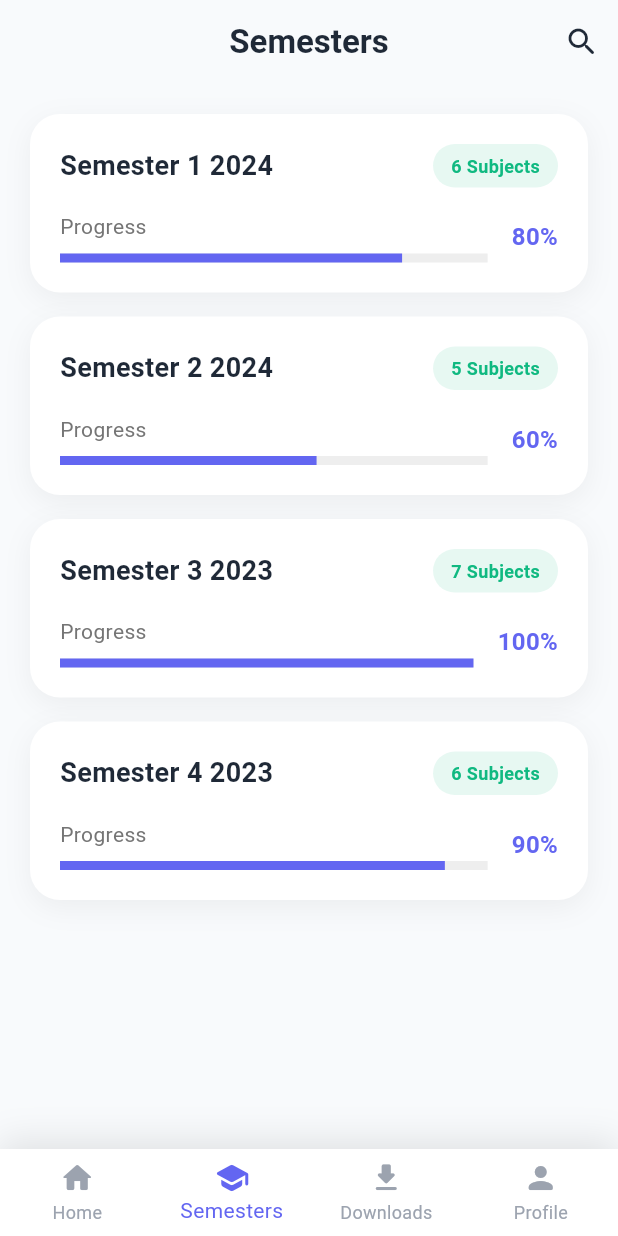
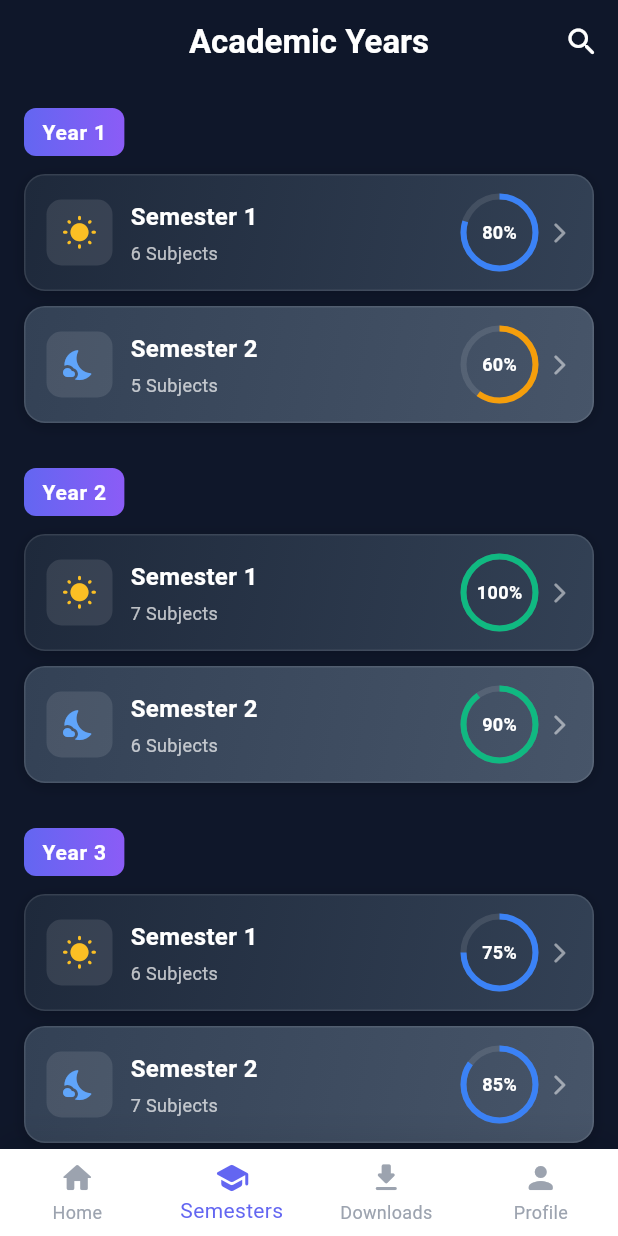
Before and after one commit to sployal/libview_app, a Flutter app: the screen it shows after launch, item 2 of the bottom bar chosen, after a tap on the "search" icon, on a phone screen of 412 x 824 dp. Run offline on Flutter 3.47's test engine with Material 3 defaults, Android fonts, the phone set to English and light mode, and no system bars; our stand-ins replace file_picker; missing offline and left inert: syncfusion_flutter_pdfviewer; Roboto replaces fonts that are missing (SF Pro Display).

Commit message:
change the semesters to academic years

```diff
--- a/lib/screens/home_screen.dart
+++ b/lib/screens/home_screen.dart
@@ -45,7 +45,7 @@ class _HomeScreenState extends State<HomeScreen> with TickerProviderStateMixin {
           position: _slideAnimation,
           child: CustomScrollView(
             slivers: [
-              SliverAppBar(
+              const SliverAppBar(
                 expandedHeight: 120,
                 floating: true,
                 backgroundColor: Colors.transparent,
@@ -54,7 +54,7 @@ class _HomeScreenState extends State<HomeScreen> with TickerProviderStateMixin {
                     mainAxisSize: MainAxisSize.min,
                     crossAxisAlignment: CrossAxisAlignment.start,
                     children: [
-                      const Text(
+                      Text(
                         'Welcome back! 👋',
                         style: TextStyle(
                           fontSize: 24,
@@ -62,8 +62,8 @@ class _HomeScreenState extends State<HomeScreen> with TickerProviderStateMixin {
                           color: Color(0xFF1F2937),
                         ),
                       ),
-                      const SizedBox(height: 4),
-                      const Text(
+                      SizedBox(height: 4),
+                      Text(
                         'Continue your learning journey',
                         style: TextStyle(
                           fontSize: 14,
@@ -73,7 +73,7 @@ class _HomeScreenState extends State<HomeScreen> with TickerProviderStateMixin {
                       ),
                     ],
                   ),
-                  titlePadding: const EdgeInsets.only(left: 20, bottom: 16),
+                  titlePadding: EdgeInsets.only(left: 20, bottom: 16),
                 ),
               ),
               SliverToBoxAdapter(
--- a/lib/screens/semesters_screen.dart
+++ b/lib/screens/semesters_screen.dart
@@ -7,39 +7,116 @@ class SemestersScreen extends StatelessWidget {
 
   @override
   Widget build(BuildContext context) {
-    final semesters = [
-      {'name': 'Semester 1', 'year': '2024', 'subjects': 6, 'progress': 0.8},
-      {'name': 'Semester 2', 'year': '2024', 'subjects': 5, 'progress': 0.6},
-      {'name': 'Semester 3', 'year': '2023', 'subjects': 7, 'progress': 1.0},
-      {'name': 'Semester 4', 'year': '2023', 'subjects': 6, 'progress': 0.9},
+    final years = [
+      {
+        'year': 'Year 1',
+        'semesters': [
+          {'name': 'Semester 1', 'subjects': 6, 'progress': 0.8},
+          {'name': 'Semester 2', 'subjects': 5, 'progress': 0.6},
+        ]
+      },
+      {
+        'year': 'Year 2',
+        'semesters': [
+          {'name': 'Semester 1', 'subjects': 7, 'progress': 1.0},
+          {'name': 'Semester 2', 'subjects': 6, 'progress': 0.9},
+        ]
+      },
+      {
+        'year': 'Year 3',
+        'semesters': [
+          {'name': 'Semester 1', 'subjects': 6, 'progress': 0.75},
+          {'name': 'Semester 2', 'subjects': 7, 'progress': 0.85},
+        ]
+      },
+      {
+        'year': 'Year 4',
+        'semesters': [
+          {'name': 'Semester 1', 'subjects': 5, 'progress': 0.95},
+          {'name': 'Semester 2', 'subjects': 6, 'progress': 0.88},
+        ]
+      },
+      {
+        'year': 'Year 5',
+        'semesters': [
+          {'name': 'Semester 1', 'subjects': 6, 'progress': 1.0},
+          {'name': 'Semester 2', 'subjects': 5, 'progress': 0.92},
+        ]
+      },
     ];
 
     return Scaffold(
-      backgroundColor: const Color(0xFFF8FAFC),
+      backgroundColor: const Color(0xFF0F172A),
       appBar: AppBar(
         title: const Text(
-          'Semesters',
-          style: TextStyle(fontWeight: FontWeight.bold),
+          'Academic Years',
+          style: TextStyle(
+            fontWeight: FontWeight.bold,
+            color: Colors.white,
           ),
+        ),
+        backgroundColor: const Color(0xFF0F172A),
+        elevation: 0,
         actions: [
           IconButton(
-            icon: const Icon(Icons.search_rounded),
+            icon: const Icon(Icons.search_rounded, color: Colors.white),
             onPressed: () {},
           ),
         ],
       ),
-      body: Padding(
-        padding: const EdgeInsets.all(20),
-        child: ListView.builder(
-          itemCount: semesters.length,
-          itemBuilder: (context, index) {
-            final semester = semesters[index];
+      body: ListView.builder(
+        padding: const EdgeInsets.all(16),
+        itemCount: years.length,
+        itemBuilder: (context, yearIndex) {
+          final year = years[yearIndex];
+          final semesters = year['semesters'] as List;
+
           return Container(
-              margin: const EdgeInsets.only(bottom: 16),
+            margin: const EdgeInsets.only(bottom: 20),
+            child: Column(
+              crossAxisAlignment: CrossAxisAlignment.start,
+              children: [
+                // Compact Year Header
+                Container(
+                  padding: const EdgeInsets.symmetric(horizontal: 12, vertical: 6),
+                  decoration: BoxDecoration(
+                    gradient: const LinearGradient(
+                      colors: [Color(0xFF6366F1), Color(0xFF8B5CF6)],
+                    ),
+                    borderRadius: BorderRadius.circular(8),
+                  ),
+                  child: Text(
+                    '${year['year']}',
+                    style: const TextStyle(
+                      fontSize: 14,
+                      fontWeight: FontWeight.bold,
+                      color: Colors.white,
+                      letterSpacing: 0.5,
+                    ),
+                  ),
+                ),
+
+                const SizedBox(height: 12),
+
+                // Compact Semester Cards
+                ...List.generate(semesters.length, (semIndex) {
+                  final semester = semesters[semIndex];
+                  final yearNum = yearIndex + 1;
+                  final semNum = semIndex + 1;
+                  final progress = semester['progress'] as double;
+
+                  // Determine card color based on semester
+                  final colors = semNum == 1
+                      ? [const Color(0xFF1E293B), const Color(0xFF334155)]
+                      : [const Color(0xFF334155), const Color(0xFF475569)];
+
+                  return Container(
+                    margin: const EdgeInsets.only(bottom: 10),
                     child: GestureDetector(
                       onTap: () {
-                  final name = semester['name'] as String;
-                  if (name.contains('4')) {
+                        final yearName = year['year'] as String;
+
+                        if (yearNum == 2 && semNum == 2) {
                           Navigator.push(
                             context,
                             MaterialPageRoute(
@@ -51,100 +128,130 @@ class SemestersScreen extends StatelessWidget {
                             context,
                             MaterialPageRoute(
                               builder: (context) => SemesterDetailScreen(
-                          semesterName: name,
+                                semesterName: '$yearName - Semester $semNum',
                               ),
                             ),
                           );
                         }
                       },
                       child: Container(
-                  padding: const EdgeInsets.all(20),
+                        padding: const EdgeInsets.all(14),
                         decoration: BoxDecoration(
-                    color: Colors.white,
-                    borderRadius: BorderRadius.circular(20),
+                          gradient: LinearGradient(
+                            begin: Alignment.topLeft,
+                            end: Alignment.bottomRight,
+                            colors: colors,
+                          ),
+                          borderRadius: BorderRadius.circular(14),
+                          border: Border.all(
+                            color: Colors.white.withOpacity(0.1),
+                            width: 1,
+                          ),
                           boxShadow: [
                             BoxShadow(
-                        color: Colors.black.withOpacity(0.05),
-                        blurRadius: 15,
-                        offset: const Offset(0, 5),
+                              color: Colors.black.withOpacity(0.2),
+                              blurRadius: 8,
+                              offset: const Offset(0, 2),
                             ),
                           ],
                         ),
-                  child: Column(
-                    crossAxisAlignment: CrossAxisAlignment.start,
+                        child: Row(
                           children: [
-                      Row(
-                        mainAxisAlignment: MainAxisAlignment.spaceBetween,
-                        children: [
-                          Text(
-                            '${semester['name']} ${semester['year']}',
-                            style: const TextStyle(
-                              fontSize: 18,
-                              fontWeight: FontWeight.bold,
-                              color: Color(0xFF1F2937),
+                            // Semester Icon
+                            Container(
+                              width: 44,
+                              height: 44,
+                              decoration: BoxDecoration(
+                                color: Colors.white.withOpacity(0.1),
+                                borderRadius: BorderRadius.circular(10),
+                              ),
+                              child: Icon(
+                                semNum == 1
+                                    ? Icons.wb_sunny_rounded
+                                    : Icons.nights_stay_rounded,
+                                color: semNum == 1
+                                    ? const Color(0xFFFBBF24)
+                                    : const Color(0xFF60A5FA),
+                                size: 24,
                               ),
                             ),
-                          Container(
-                            padding: const EdgeInsets.symmetric(horizontal: 12, vertical: 6),
-                            decoration: BoxDecoration(
-                              color: const Color(0xFF10B981).withOpacity(0.1),
-                              borderRadius: BorderRadius.circular(20),
-                            ),
-                            child: Text(
-                              '${semester['subjects']} Subjects',
-                              style: const TextStyle(
-                                fontSize: 12,
-                                fontWeight: FontWeight.w600,
-                                color: Color(0xFF10B981),
-                              ),
-                            ),
-                          ),
-                        ],
-                      ),
-                      const SizedBox(height: 16),
-                      Row(
-                        children: [
+
+                            const SizedBox(width: 12),
+
+                            // Semester Info
                             Expanded(
                               child: Column(
                                 crossAxisAlignment: CrossAxisAlignment.start,
                                 children: [
                                   Text(
-                                  'Progress',
-                                  style: TextStyle(
-                                    fontSize: 14,
-                                    color: Colors.grey[600],
+                                    '${semester['name']}',
+                                    style: const TextStyle(
+                                      fontSize: 16,
+                                      fontWeight: FontWeight.bold,
+                                      color: Colors.white,
                                     ),
                                   ),
-                                const SizedBox(height: 8),
-                                LinearProgressIndicator(
-                                  value: semester['progress'] as double,
-                                  backgroundColor: Colors.grey[200],
-                                  valueColor: const AlwaysStoppedAnimation<Color>(
-                                    Color(0xFF6366F1),
+                                  const SizedBox(height: 4),
+                                  Text(
+                                    '${semester['subjects']} Subjects',
+                                    style: TextStyle(
+                                      fontSize: 12,
+                                      color: Colors.white.withOpacity(0.7),
                                     ),
-                                  minHeight: 6,
                                   ),
                                 ],
                               ),
                             ),
-                          const SizedBox(width: 16),
+
+                            // Progress Circle
+                            Stack(
+                              alignment: Alignment.center,
+                              children: [
+                                SizedBox(
+                                  width: 48,
+                                  height: 48,
+                                  child: CircularProgressIndicator(
+                                    value: progress,
+                                    strokeWidth: 4,
+                                    backgroundColor: Colors.white.withOpacity(0.1),
+                                    valueColor: AlwaysStoppedAnimation<Color>(
+                                      progress >= 0.9
+                                          ? const Color(0xFF10B981)
+                                          : progress >= 0.7
+                                              ? const Color(0xFF3B82F6)
+                                              : const Color(0xFFF59E0B),
+                                    ),
+                                  ),
+                                ),
                                 Text(
-                            '${((semester['progress'] as double) * 100).toInt()}%',
+                                  '${(progress * 100).toInt()}%',
                                   style: const TextStyle(
-                              fontSize: 16,
+                                    fontSize: 12,
                                     fontWeight: FontWeight.bold,
-                              color: Color(0xFF6366F1),
+                                    color: Colors.white,
                                   ),
                                 ),
                               ],
+                            ),
+
+                            const SizedBox(width: 8),
+
+                            // Arrow
+                            Icon(
+                              Icons.arrow_forward_ios_rounded,
+                              color: Colors.white.withOpacity(0.5),
+                              size: 16,
                             ),
                           ],
                         ),
                       ),
                     ),
                   );
+                }),
+              ],
+            ),
+          );
         },
-        ),
       ),
     );
   }
```
Lines whose indentation alone changed are shown as unchanged.
